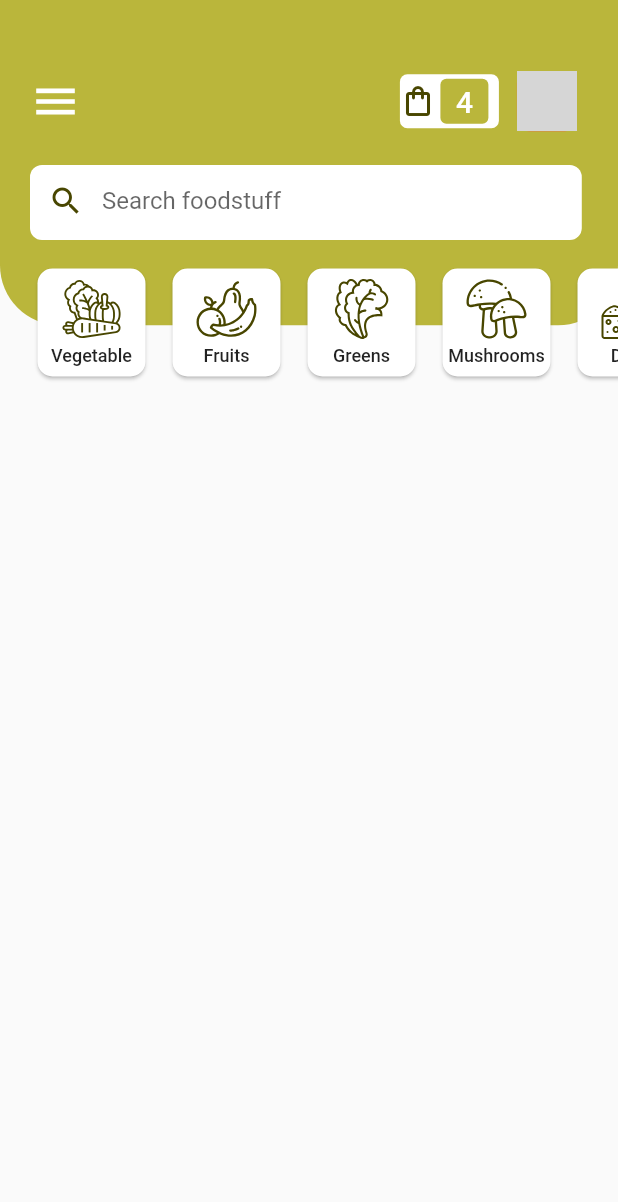
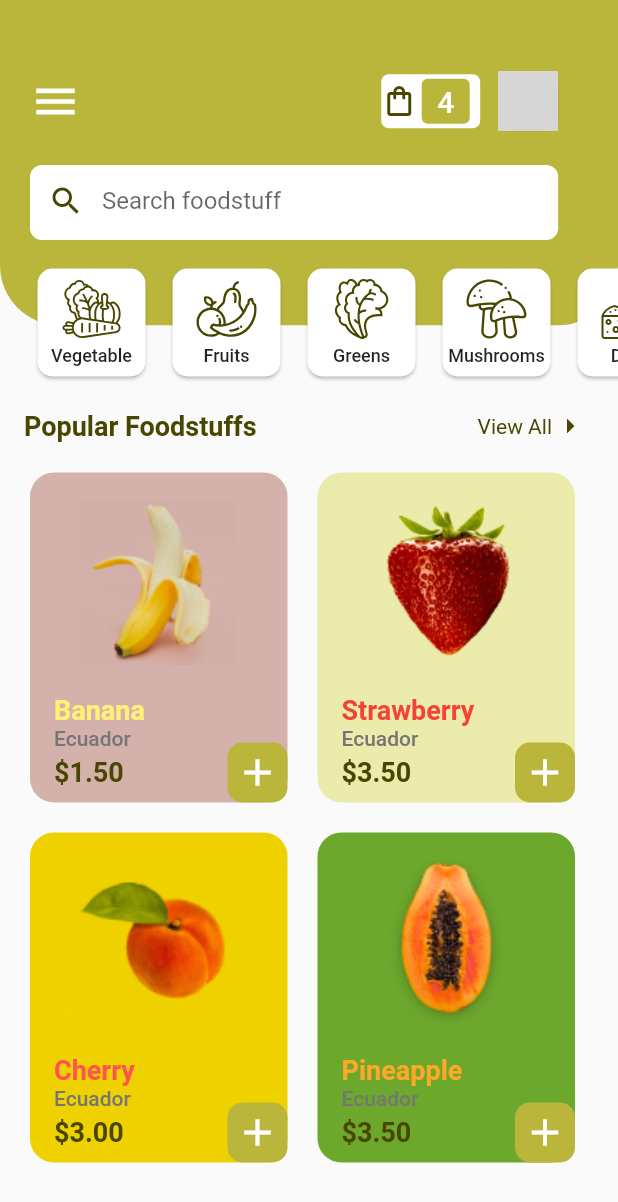
Before and after one commit to Junejune95/flutter_freshFood, a Flutter app: the HomeScreen screen opened by its route, on a phone screen of 412 x 824 dp. Shown: the top 1202 px of the screen. Run offline on Flutter 3.47's test engine with Material 2 defaults, Android fonts, the phone set to English and light mode, and no system bars; our stand-ins replace flutter_svg; network calls fail; grey boxes are pictures that could not be loaded.

Commit message:
home view

```diff
--- /dev/null
+++ b/lib/models/foodStuff.dart
@@ -0,0 +1,17 @@
+import 'package:flutter/material.dart';
+
+class FoodStuff {
+  String name;
+  String image;
+  String amount;
+  Color bgColor;
+  Color textColor;
+
+    FoodStuff({
+    this.name,
+    this.image,
+    this.amount,
+    this.bgColor,
+    this.textColor,
+  });
+}
--- /dev/null
+++ b/lib/screens/home/components/popular_card.dart
@@ -0,0 +1,100 @@
+import 'package:flutter/material.dart';
+import 'package:freshFood/models/foodStuff.dart';
+
+import '../../../constants.dart';
+
+class PopularCard extends StatelessWidget {
+  final FoodStuff foodStuff;
+
+  const PopularCard({Key key, this.foodStuff}) : super(key: key);
+
+  @override
+  Widget build(BuildContext context) {
+    return Padding(
+      padding: const EdgeInsets.all(10),
+      child: Container(
+        width: MediaQuery.of(context).size.width / 2.4,
+        height: 220,
+        decoration: BoxDecoration(
+          color: foodStuff.bgColor,
+          borderRadius: BorderRadius.circular(16),
+        ),
+        child: Column(
+          crossAxisAlignment: CrossAxisAlignment.start,
+          mainAxisAlignment: MainAxisAlignment.spaceBetween,
+          children: [
+            Padding(
+              padding: const EdgeInsets.all(18),
+              child: Container(
+                width: MediaQuery.of(context).size.width / 2,
+                height: 110,
+                decoration: BoxDecoration(
+                  image: DecorationImage(
+                    image: AssetImage(foodStuff.image),
+                    fit: BoxFit.contain,
+                  ),
+                ),
+              ),
+            ),
+            Container(
+              width: MediaQuery.of(context).size.width,
+              // height: MediaQuery.of(context).size.height/2,
+              child: Stack(
+                children: [
+                  Padding(
+                    padding: EdgeInsets.only(left: 16, bottom: 10),
+                    child: Column(
+                      crossAxisAlignment: CrossAxisAlignment.start,
+                      children: [
+                        Text(
+                          foodStuff.name,
+                          style: TextStyle(
+                              color: foodStuff.textColor,
+                              fontSize: 18,
+                              fontWeight: FontWeight.bold),
+                        ),
+                        Text(
+                          'Ecuador',
+                          style: TextStyle(
+                            color: Colors.grey[600],
+                            fontWeight: FontWeight.w500,
+                          ),
+                        ),
+                        SizedBox(
+                          height: 4,
+                        ),
+                        Text(
+                          '\$' + foodStuff.amount,
+                          style: TextStyle(
+                              color: kSecondaryColor,
+                              fontWeight: FontWeight.bold,
+                              fontSize: 18),
+                        ),
+                      ],
+                    ),
+                  ),
+                  Positioned(
+                    right: 0,
+                    bottom: 0,
+                    child: Container(
+                      height: 40,
+                      width: 40,
+                      decoration: BoxDecoration(
+                          borderRadius: BorderRadius.circular(10),
+                          color: kPrimaryColor),
+                      child: Icon(
+                        Icons.add,
+                        size: 30,
+                        color: ktextLightColor,
+                      ),
+                    ),
+                  )
+                ],
+              ),
+            )
+          ],
+        ),
+      ),
+    );
+  }
+}
--- /dev/null
+++ b/lib/screens/home/components/popular_row.dart
@@ -0,0 +1,47 @@
+import 'package:flutter/material.dart';
+
+import '../../../constants.dart';
+
+class PopularRow extends StatelessWidget {
+
+  @override
+  Widget build(BuildContext context) {
+    return  Positioned(
+              top: 272,
+              left: 16,
+              right: 20,
+              child: Container(
+                width: MediaQuery.of(context).size.width,
+                child: Row(
+                  mainAxisAlignment: MainAxisAlignment.spaceBetween,
+                  children: [
+                    GestureDetector(
+                      onTap: () {},
+                      child: Text(
+                        'Popular Foodstuffs',
+                        style: TextStyle(
+                            fontSize: 18,
+                            color: kSecondaryColor,
+                            fontWeight: FontWeight.bold),
+                      ),
+                    ),
+                    Row(
+                      children: [
+                        Text(
+                          'View All',
+                          style: TextStyle(
+                            color: kSecondaryColor,
+                          ),
+                        ),
+                        Icon(
+                          Icons.arrow_right_outlined,
+                          color: kSecondaryColor,
+                        )
+                      ],
+                    )
+                  ],
+                ),
+              ),
+            );
+  }
+}
--- a/lib/screens/home/search_text_box.dart
+++ b/lib/screens/home/components/search_text_box.dart
@@ -1,6 +1,6 @@
 import 'package:flutter/material.dart';
 
-import '../../constants.dart';
+import '../../../constants.dart';
 
 class SearchBox extends StatelessWidget {
   @override
@@ -10,7 +10,7 @@ class SearchBox extends StatelessWidget {
       left: 20,
       child: Container(
         height: 50,
-        width: MediaQuery.of(context).size.width/1.12,
+        width: MediaQuery.of(context).size.width/1.17,
         decoration: BoxDecoration(
           borderRadius: BorderRadius.circular(8),
           color: ktextLightColor,
--- a/lib/screens/home/show_cart.dart
+++ b/lib/screens/home/components/show_cart.dart
@@ -1,6 +1,6 @@
 import 'package:flutter/material.dart';
 
-import '../../constants.dart';
+import '../../../constants.dart';
 
 class ShowCart extends StatelessWidget {
   @override
--- a/lib/screens/home/home_screen.dart
+++ b/lib/screens/home/home_screen.dart
@@ -1,11 +1,14 @@
 import 'package:flutter/material.dart';
-import 'package:flutter/rendering.dart';
-import 'package:freshFood/constants.dart';
+import 'package:freshFood/models/foodStuff.dart';
 import 'package:freshFood/models/menu.dart';
-import 'package:freshFood/screens/home/menu_card.dart';
-import 'package:freshFood/screens/home/profile_image.dart';
-import 'package:freshFood/screens/home/search_text_box.dart';
-import 'package:freshFood/screens/home/show_cart.dart';
+
+import '../../constants.dart';
+import 'components/menu_card.dart';
+import 'components/popular_card.dart';
+import 'components/popular_row.dart';
+import 'components/profile_image.dart';
+import 'components/search_text_box.dart';
+import 'components/show_cart.dart';
 
 class HomeScreen extends StatefulWidget {
   static String routeName = "/home";
@@ -38,6 +41,36 @@ class _HomeScreenState extends State<HomeScreen> {
     ),
   ];
 
+  List foodStuffs = [
+    FoodStuff(
+        name: 'Banana',
+        amount: '1.50',
+        bgColor: Color(0xFFD4B1AB),
+        image: 'assets/images/banna.png',
+        textColor: Colors.yellow[300]),
+    FoodStuff(
+        name: 'Strawberry',
+        amount: '3.50',
+        bgColor: Color(0xFFEBEBAB),
+        textColor: Colors.red,
+        image: 'assets/images/strawberry.png'),
+  ];
+
+  List foodStuffs2 = [
+    FoodStuff(
+        name: 'Cherry',
+        amount: '3.00',
+        bgColor: Color(0xFFEFD100),
+        image: 'assets/images/peach.png',
+        textColor: Colors.redAccent),
+    FoodStuff(
+        name: 'Pineapple',
+        amount: '3.50',
+        bgColor: Color(0xFF6CA82C),
+        textColor: Colors.orange[400],
+        image: 'assets/images/pineapple.png'),
+  ];
+
   @override
   Widget build(BuildContext context) {
     return Scaffold(
@@ -60,7 +93,7 @@ class _HomeScreenState extends State<HomeScreen> {
                     top: 45,
                     left: 20,
                     child: Container(
-                      width: MediaQuery.of(context).size.width / 1.13,
+                      width: MediaQuery.of(context).size.width / 1.17,
                       height: 45,
                       // color: Colors.white,
                       child: Row(
@@ -104,6 +137,31 @@ class _HomeScreenState extends State<HomeScreen> {
                   itemCount: menuLists.length,
                 ),
               ),
+            ),
+            PopularRow(),
+            Positioned(
+              top: 305,
+              left: 10,
+              child: Row(
+                children: List.generate(foodStuffs.length, (index) {
+                  print(foodStuffs[index].image);
+                  return PopularCard(
+                    foodStuff: foodStuffs[index],
+                  );
+                }),
+              ),
+            ),
+            Positioned(
+              top: 545,
+              left: 10,
+              child: Row(
+                children: List.generate(foodStuffs.length, (index) {
+                  print(foodStuffs[index].image);
+                  return PopularCard(
+                    foodStuff: foodStuffs2[index],
+                  );
+                }),
+              ),
             )
           ],
         ),
```
Also changed, not shown: assets/images/banna.png (added), assets/images/cherry.png (added), assets/images/dragonFruit.png (added), assets/images/orange.png (added), assets/images/peach.png (added), assets/images/pineapple.png (added), assets/images/strawberry.jpeg (added), assets/images/strawberry.png (added), lib/screens/home/components/menu_card.dart (renamed from lib/screens/home/menu_card.dart), lib/screens/home/components/profile_image.dart (renamed from lib/screens/home/profile_image.dart).
